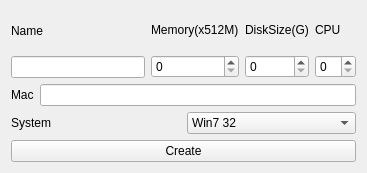
First picture: the form in yun_manager_client/definedetail.ui, repository jasonlinuxzhang/cloud_manager_client, before the edit.
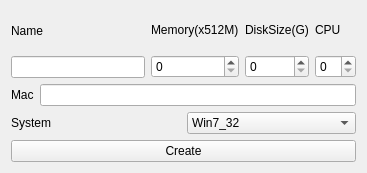
Second picture: the form after the edit.

```diff
--- a/yun_manager_client/definedetail.ui
+++ b/yun_manager_client/definedetail.ui
@@ -101,7 +101,7 @@
       <widget class="QComboBox" name="comboBoxSystem">
        <item>
         <property name="text">
-         <string>Win7 32</string>
+         <string>Win7_32</string>
         </property>
        </item>
        <item>
```
Left out of the diff: 4 changed lines with no effect on the pictures.
